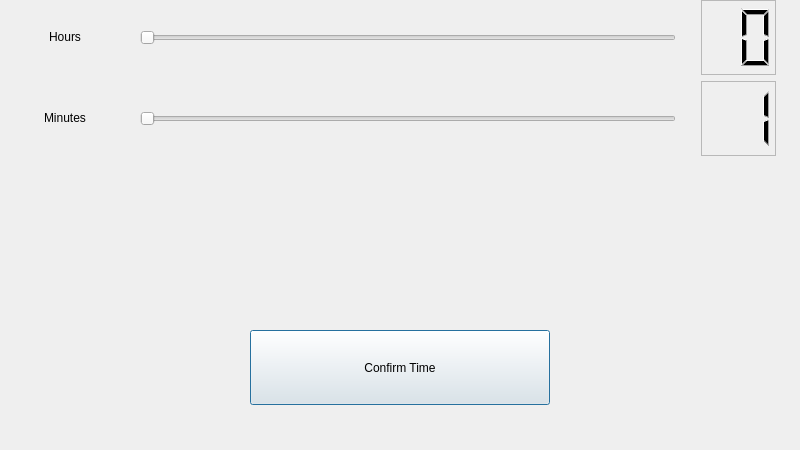
Qt form settime.ui (cjm-64/BEAM) before a commit.
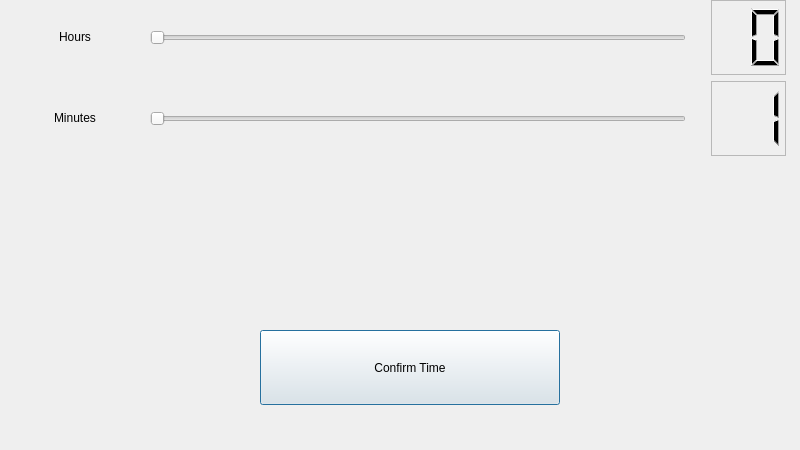
The same form after that commit.

Patch:
```diff
--- a/settime.ui
+++ b/settime.ui
@@ -10,25 +10,26 @@
     <height>450</height>
    </rect>
   </property>
-  <property name="minimumSize">
-   <size>
-    <width>800</width>
-    <height>450</height>
-   </size>
-  </property>
-  <property name="maximumSize">
-   <size>
-    <width>800</width>
-    <height>450</height>
-   </size>
-  </property>
   <property name="windowTitle">
    <string>Dialog</string>
   </property>
+  <widget class="QPushButton" name="ConfirmTime">
+   <property name="geometry">
+    <rect>
+     <x>260</x>
+     <y>330</y>
+     <width>300</width>
+     <height>75</height>
+    </rect>
+   </property>
+   <property name="text">
+    <string>Confirm Time</string>
+   </property>
+  </widget>
   <widget class="QWidget" name="gridLayoutWidget">
    <property name="geometry">
     <rect>
-     <x>-10</x>
+     <x>0</x>
      <y>0</y>
      <width>811</width>
      <height>291</height>
@@ -133,19 +134,6 @@
     </item>
    </layout>
   </widget>
-  <widget class="QPushButton" name="ConfirmTime">
-   <property name="geometry">
-    <rect>
-     <x>250</x>
-     <y>330</y>
-     <width>300</width>
-     <height>75</height>
-    </rect>
-   </property>
-   <property name="text">
-    <string>Confirm Time</string>
-   </property>
-  </widget>
  </widget>
  <resources/>
  <connections/>
```
Left out of the diff: 4 changed lines with no effect on the pictures.
